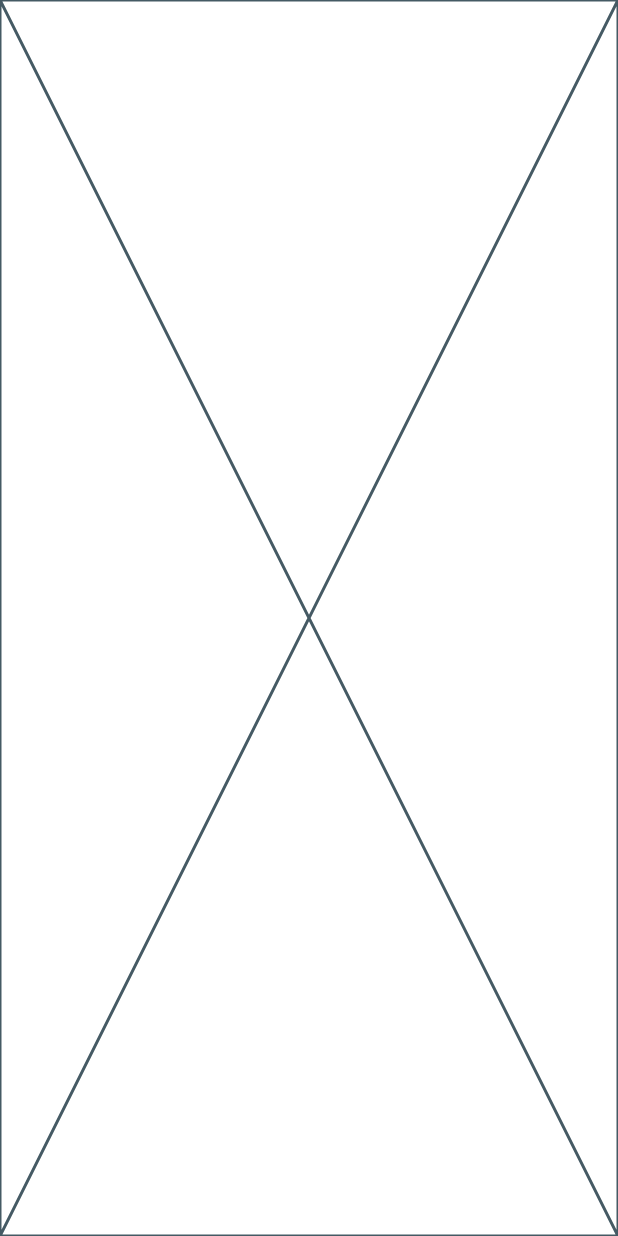
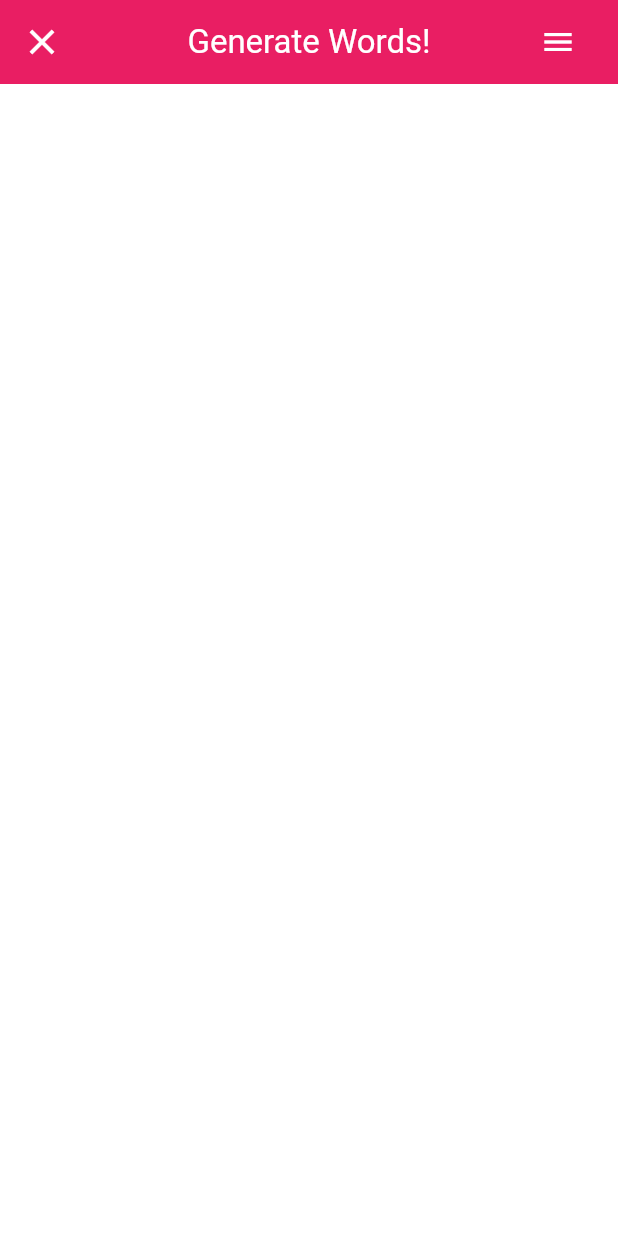
Before and after one commit to KASRA10/generating-random-words, a Flutter app: the screen it shows after launch, on a phone screen of 412 x 824 dp. Run offline on Flutter 3.47's test engine with Material 3 defaults, Android fonts, the phone set to English and light mode, and no system bars; our stand-ins replace fluttertoast; Roboto replaces fonts that are missing (Jua).

Commit message:
add Toast And FOnt Asset as well as design AppBar

```diff
--- a/lib/main.dart
+++ b/lib/main.dart
@@ -1,4 +1,7 @@
+import 'dart:io';
+
 import 'package:flutter/material.dart';
+import 'package:fluttertoast/fluttertoast.dart';
 
 void main() {
   runApp(
@@ -18,8 +21,52 @@
 }
 
 class _GeneratingWordsState extends State<GeneratingWords> {
+  // ToastMessage
+  void showToastMessage(String message) => Fluttertoast.showToast(
+        msg: message,
+        backgroundColor: Colors.pink,
+        textColor: Colors.white,
+        fontSize: 21,
+        gravity: ToastGravity.CENTER,
+        toastLength: Toast.LENGTH_LONG,
+      );
+
   @override
   Widget build(BuildContext context) {
-    return const Placeholder();
+    return Scaffold(
+      backgroundColor: Colors.white,
+      appBar: AppBar(
+        backgroundColor: Colors.pink,
+        centerTitle: true,
+        leading: IconButton(
+          onPressed: () => exit(0),
+          icon: const Icon(
+            Icons.close,
+            color: Colors.white,
+            size: 28,
+            semanticLabel: 'Close Icon For Exiting From Application',
+          ),
+        ),
+        title: const Text(
+          'Generate Words!',
+          style: TextStyle(
+            fontFamily: 'Jua',
+            color: Colors.white,
+          ),
+        ),
+        actions: [
+          MenuItemButton(
+            onPressed: () => showToastMessage(
+              'Not Available!',
+            ), // End Of showToastMessage()
+            child: const Icon(
+              Icons.menu,
+              color: Colors.white,
+              semanticLabel: 'Menu Icon, Access To Main Setting Of App',
+            ),
+          ),
+        ], // End Of Actions
+      ),
+    );
   }
 }
```
Also changed, not shown: pubspec.yaml (+8 -15 lines), pubspec.lock, 1 other file.
